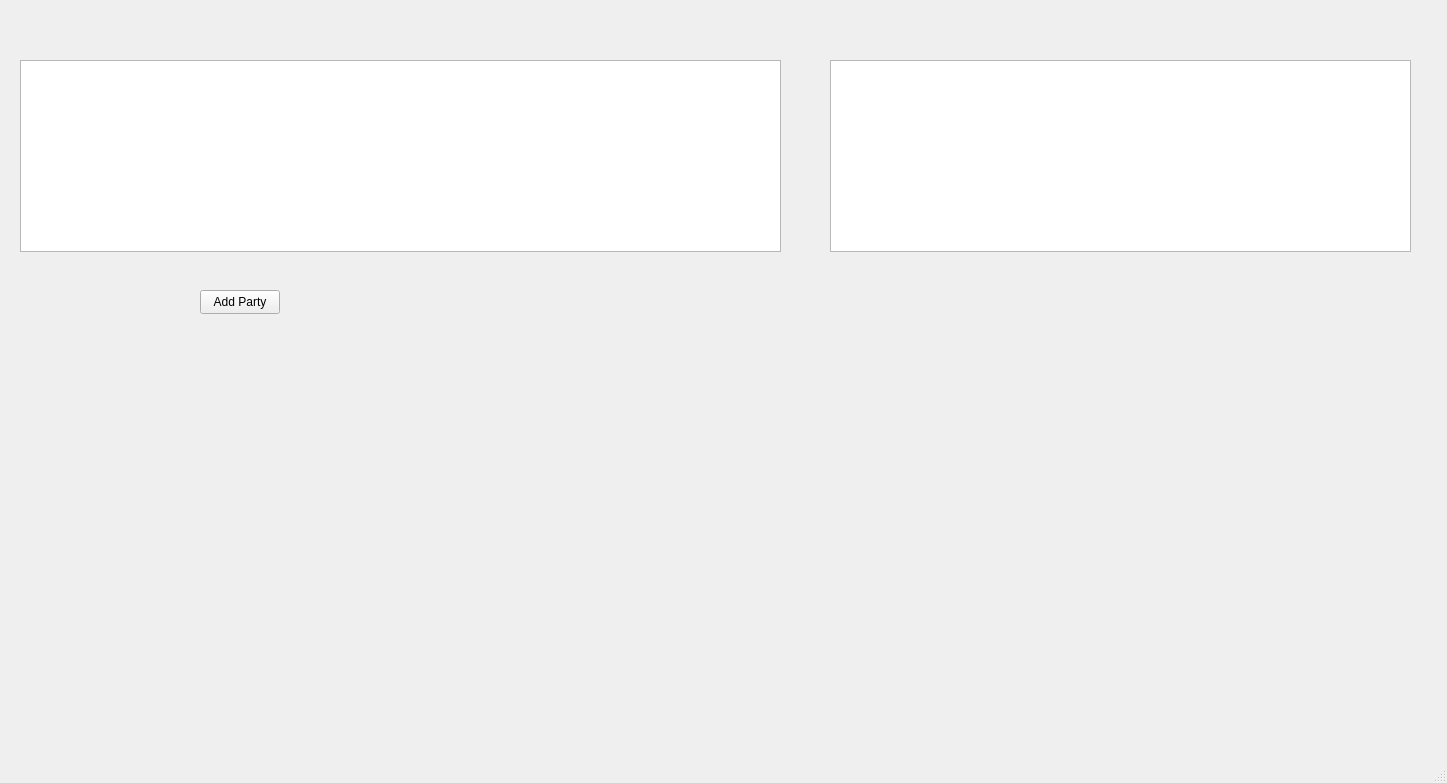
First picture: the form in src/gui/mainwindow.ui, repository 4ahlikNevmiruchi/PoliticalSim, before the edit.
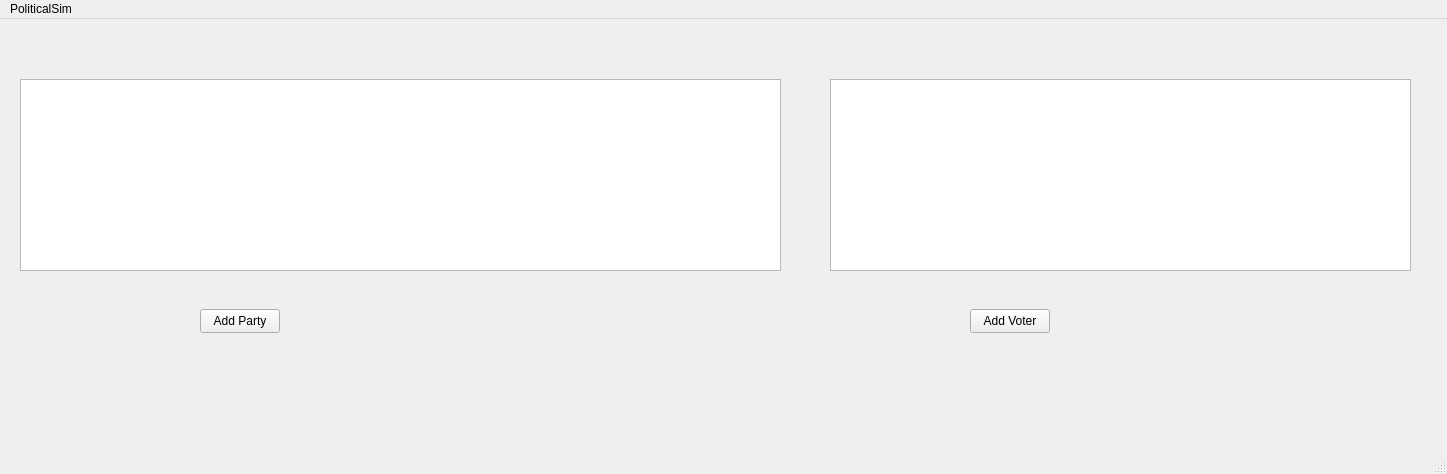
Second picture: the form after the edit.

Commit message: add party button implemented, UI improvements

Diff of the .ui file:
```diff
--- a/src/gui/mainwindow.ui
+++ b/src/gui/mainwindow.ui
@@ -7,7 +7,7 @@
     <x>0</x>
     <y>0</y>
     <width>1447</width>
-    <height>783</height>
+    <height>474</height>
    </rect>
   </property>
   <property name="windowTitle">
@@ -47,6 +47,19 @@
      </rect>
     </property>
    </widget>
+   <widget class="QPushButton" name="addVoterButton">
+    <property name="geometry">
+     <rect>
+      <x>970</x>
+      <y>290</y>
+      <width>80</width>
+      <height>24</height>
+     </rect>
+    </property>
+    <property name="text">
+     <string>Add Voter</string>
+    </property>
+   </widget>
   </widget>
   <widget class="QMenuBar" name="menubar">
    <property name="geometry">
@@ -57,6 +70,12 @@
      <height>21</height>
     </rect>
    </property>
+   <widget class="QMenu" name="menuPoliticalSim">
+    <property name="title">
+     <string>PoliticalSim</string>
+    </property>
+   </widget>
+   <addaction name="menuPoliticalSim"/>
   </widget>
   <widget class="QStatusBar" name="statusbar"/>
  </widget>
```
The commit also changes 5 other files.
